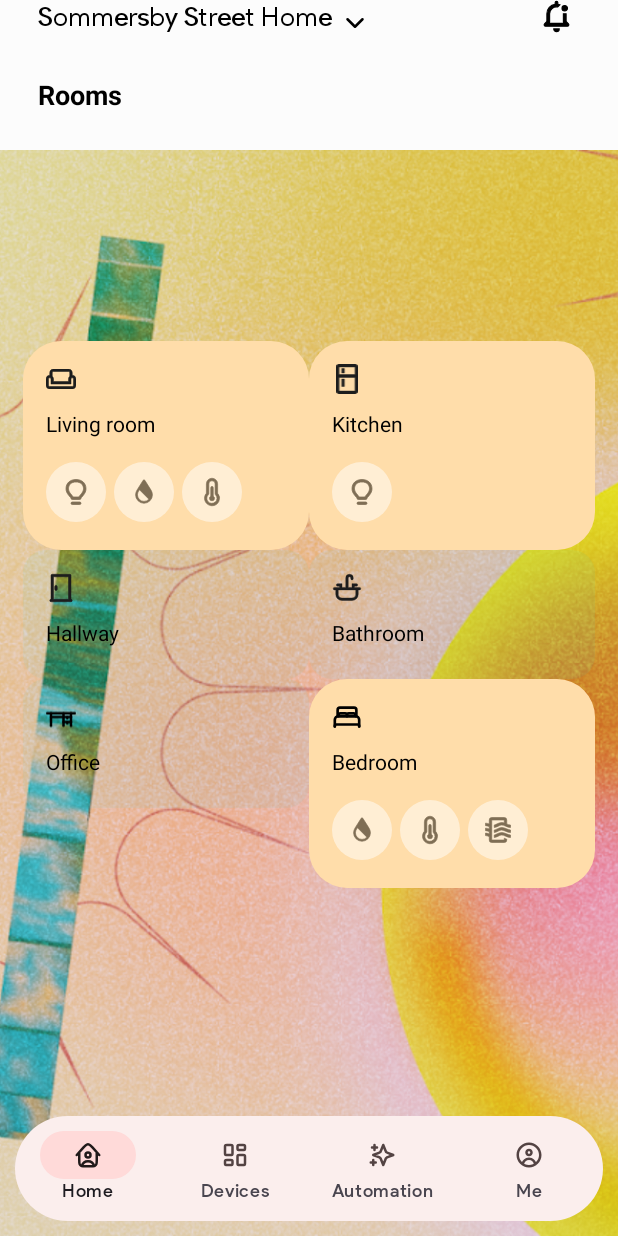
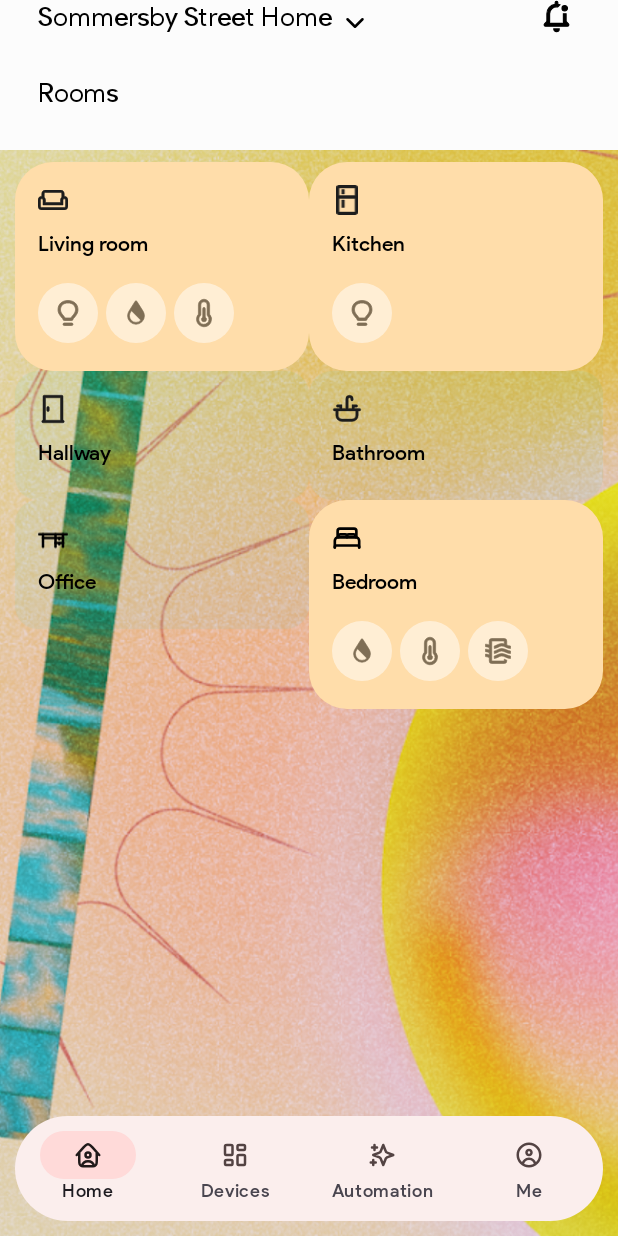
Before and after one commit to villettante/homely, an Android app: the screen it shows after launch (MainActivity), on a phone screen of 412 x 824 dp. Run offline under Robolectric (Android 15) with nearby library versions, the phone set to English and light mode, and no system bars; our stand-ins replace Firebase (no records; nobody signed in at launch, a user with empty details on screens opened directly); 2 statements that could not run were skipped.

Commit message:
added layout styling

```diff
--- a/app/src/main/res/layout/fragment_home_page.xml
+++ b/app/src/main/res/layout/fragment_home_page.xml
@@ -3,7 +3,8 @@
     xmlns:app="http://schemas.android.com/apk/res-auto"
     xmlns:tools="http://schemas.android.com/tools"
     android:layout_width="match_parent"
-    android:layout_height="match_parent"
+    android:layout_height="wrap_content"
+    android:layout_marginBottom="10dp"
     tools:context=".MainActivity">
 
     <FrameLayout
@@ -23,13 +24,13 @@
         app:layout_constraintEnd_toEndOf="parent"
         app:layout_constraintTop_toTopOf="parent"
         android:layout_marginEnd="30dp"/>
-
     <ScrollView
+        android:id="@+id/scrollView2"
         android:layout_width="match_parent"
         android:layout_height="wrap_content"
-        android:layout_marginLeft="15dp"
-        android:layout_marginRight="15dp"
-        app:layout_constraintBottom_toBottomOf="parent"
+        android:layout_marginEnd="10dp"
+        android:layout_marginStart="10dp"
+        android:layout_marginTop="35dp"
         app:layout_constraintEnd_toEndOf="parent"
         app:layout_constraintStart_toStartOf="parent"
         app:layout_constraintTop_toBottomOf="@+id/rooms_title">
@@ -37,8 +38,8 @@
         <LinearLayout
             android:layout_width="match_parent"
             android:layout_height="wrap_content"
-            android:orientation="horizontal"
-            android:baselineAligned="false">
+            android:baselineAligned="false"
+            android:orientation="horizontal">
 
             <LinearLayout
                 android:id="@+id/firstLinearLayout"
@@ -64,7 +65,7 @@
         android:layout_marginTop="25dp"
         android:text="@string/rooms"
         android:textColor="@color/black"
-        android:textStyle="bold"
+        android:fontFamily="@font/productsans_regular"
         app:layout_constraintEnd_toEndOf="parent"
         app:layout_constraintHorizontal_bias="0.0"
         app:layout_constraintStart_toStartOf="parent"
--- a/app/src/main/res/layout/room_button_layout.xml
+++ b/app/src/main/res/layout/room_button_layout.xml
@@ -1,5 +1,6 @@
 <?xml version="1.0" encoding="utf-8"?>
 <LinearLayout xmlns:android="http://schemas.android.com/apk/res/android"
+    android:id="@+id/room"
     android:layout_width="match_parent"
     android:layout_height="wrap_content"
     android:orientation="vertical"
@@ -21,6 +22,7 @@
         android:layout_gravity="start"
         android:layout_marginStart="15dp"
         android:textColor="@color/black"
+        android:fontFamily="@font/productsans_medium"
         android:layout_marginTop="10dp"
         android:textSize="14sp" />
 
```
Also changed, not shown: app/src/main/res/layout/fragment_appliance_page.xml (added, +60 -0 lines).
